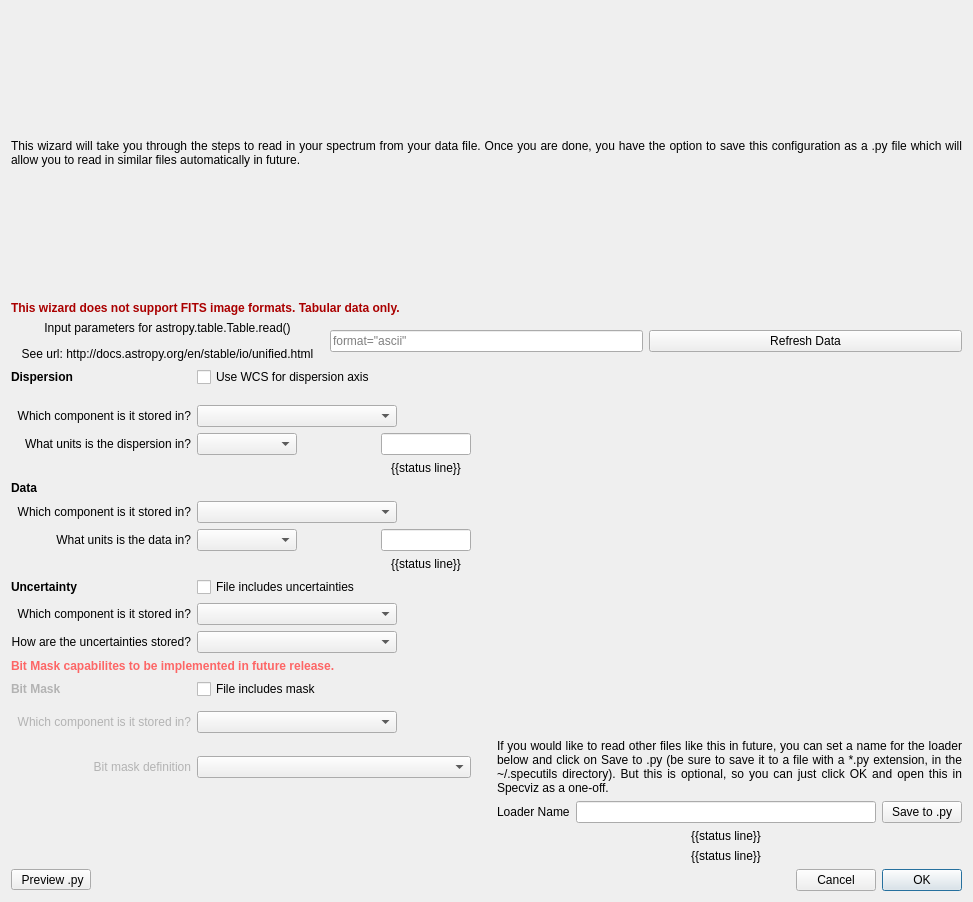
Before: the Qt Designer form specviz/plugins/loader_wizard/loader_wizard.ui in spacetelescope/specviz, drawn with Qt 5.
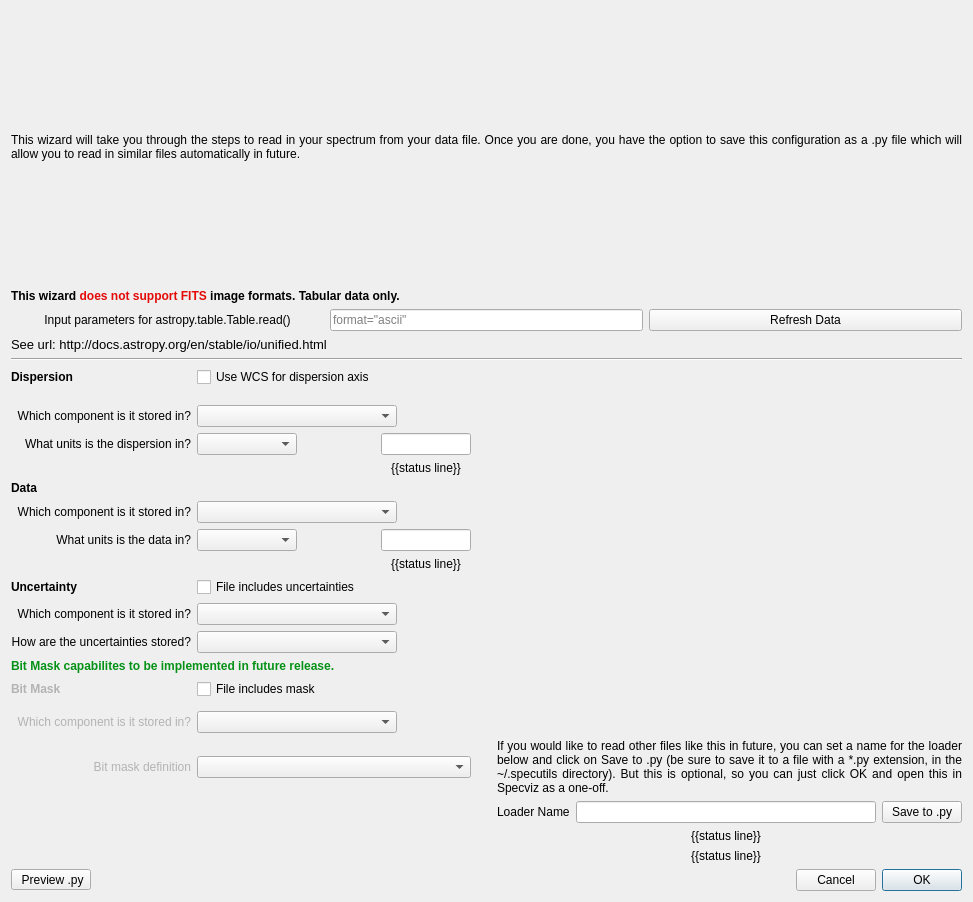
After: the same form once the commit is applied.

Patch:
```diff
--- a/specviz/plugins/loader_wizard/loader_wizard.ui
+++ b/specviz/plugins/loader_wizard/loader_wizard.ui
@@ -36,7 +36,7 @@
    <item>
     <widget class="QLabel" name="label_8">
      <property name="text">
-      <string>&lt;html&gt;&lt;head/&gt;&lt;body&gt;&lt;p&gt;&lt;span style=&quot; font-weight:600; color:#aa0000;&quot;&gt;This wizard does not support FITS image formats. Tabular data only.&lt;/span&gt;&lt;/p&gt;&lt;/body&gt;&lt;/html&gt;</string>
+      <string>&lt;html&gt;&lt;head/&gt;&lt;body&gt;&lt;p&gt;&lt;span style=&quot; font-weight:600; color:#000000;&quot;&gt;This wizard &lt;/span&gt;&lt;span style=&quot; font-weight:600; color:#e30a07;&quot;&gt;does not support FITS&lt;/span&gt;&lt;span style=&quot; font-weight:600; color:#000000;&quot;&gt; image formats. Tabular data only.&lt;/span&gt;&lt;/p&gt;&lt;/body&gt;&lt;/html&gt;</string>
      </property>
     </widget>
    </item>
@@ -47,7 +47,7 @@
        <item>
         <widget class="QLabel" name="label_7">
          <property name="text">
-          <string>&lt;html&gt;&lt;head/&gt;&lt;body&gt;&lt;p&gt;Input parameters for astropy.table.Table.read()&lt;/p&gt;&lt;p&gt;See url: http://docs.astropy.org/en/stable/io/unified.html&lt;/p&gt;&lt;/body&gt;&lt;/html&gt;</string>
+          <string>&lt;html&gt;&lt;head/&gt;&lt;body&gt;&lt;p&gt;Input parameters for astropy.table.Table.read()&lt;/p&gt;&lt;/body&gt;&lt;/html&gt;</string>
          </property>
          <property name="alignment">
           <set>Qt::AlignCenter</set>
@@ -74,6 +74,9 @@
          <property name="toolTip">
           <string>&lt;html&gt;&lt;head/&gt;&lt;body&gt;&lt;p&gt;Please provide all desired input parameters following the filename for Table.read().  This can include any keyword or parameters accepted by Table.read(), for example: format=‘ascii’, delimiter=‘-’.&lt;/p&gt;&lt;/body&gt;&lt;/html&gt;</string>
          </property>
+         <property name="text">
+          <string/>
+         </property>
          <property name="placeholderText">
           <string>format=&quot;ascii&quot;</string>
          </property>
@@ -90,6 +93,20 @@
      </item>
     </layout>
    </item>
+   <item>
+    <widget class="QLabel" name="label_10">
+     <property name="text">
+      <string>&lt;html&gt;&lt;head/&gt;&lt;body&gt;&lt;p&gt;&lt;span style=&quot; font-size:10pt;&quot;&gt;See url: http://docs.astropy.org/en/stable/io/unified.html&lt;/span&gt;&lt;/p&gt;&lt;/body&gt;&lt;/html&gt;</string>
+     </property>
+    </widget>
+   </item>
+   <item>
+    <widget class="Line" name="line">
+     <property name="orientation">
+      <enum>Qt::Horizontal</enum>
+     </property>
+    </widget>
+   </item>
    <item>
     <layout class="QHBoxLayout" name="horizontalLayout_4">
      <item>
@@ -555,7 +572,7 @@
        <item row="13" column="0" colspan="2">
         <widget class="QLabel" name="label_9">
          <property name="text">
-          <string>&lt;html&gt;&lt;head/&gt;&lt;body&gt;&lt;p&gt;&lt;span style=&quot; font-weight:600; color:#fd6666;&quot;&gt;Bit Mask capabilites to be implemented in future release.&lt;/span&gt;&lt;/p&gt;&lt;/body&gt;&lt;/html&gt;</string>
+          <string>&lt;html&gt;&lt;head/&gt;&lt;body&gt;&lt;p&gt;&lt;span style=&quot; font-weight:600; color:#049216;&quot;&gt;Bit Mask capabilites to be implemented in future release.&lt;/span&gt;&lt;/p&gt;&lt;/body&gt;&lt;/html&gt;</string>
          </property>
         </widget>
        </item>
```
